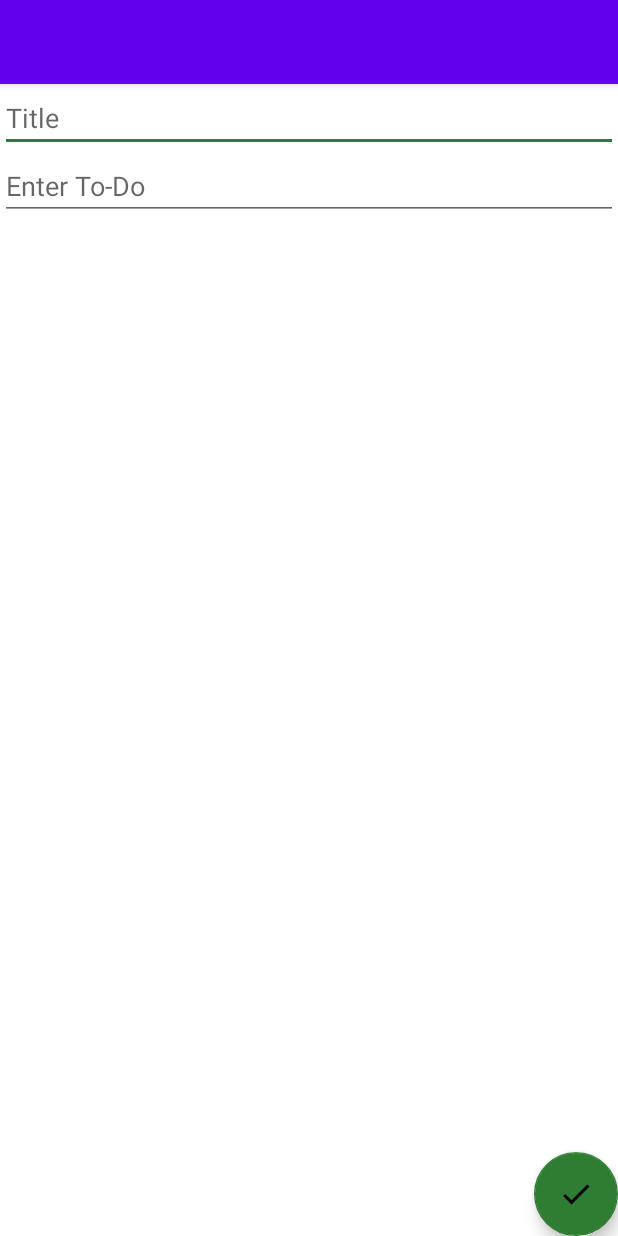
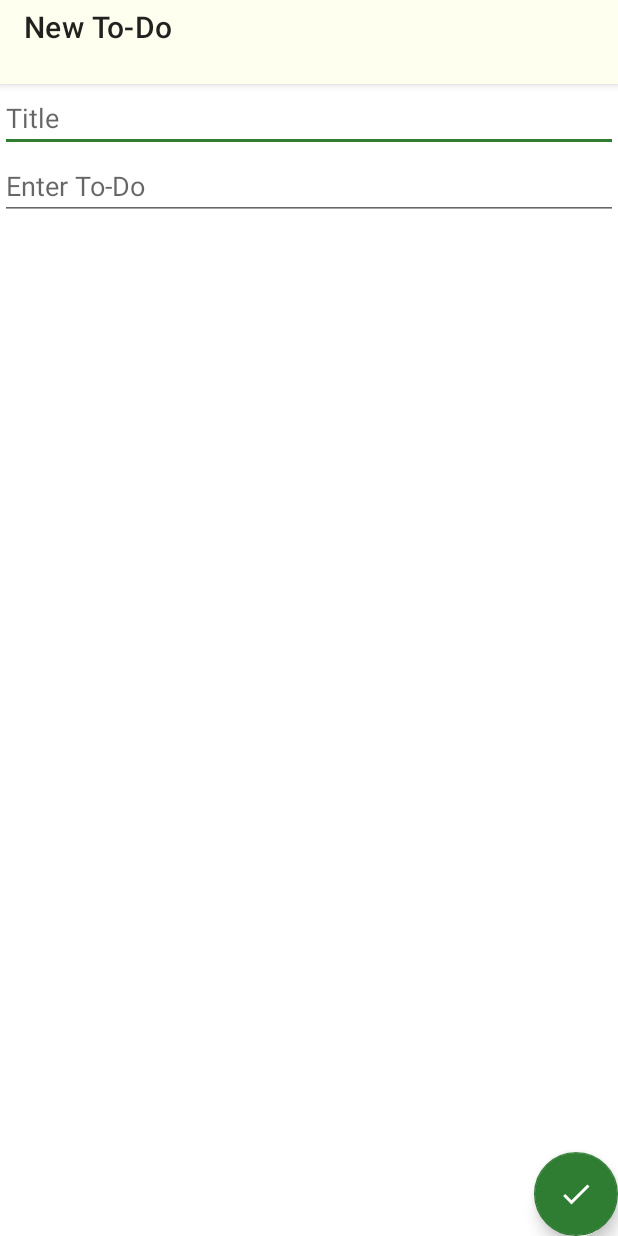
Before and after one commit to GDSC-PKNU-Official/To-Do-Android, an Android app: the layout activity_add_todo.xml on its own in the app's theme, with its tools: preview values and no code run, on a phone screen of 412 x 824 dp. Run offline under Robolectric (Android 15) with nearby library versions, the phone set to English and light mode, and no system bars.

Commit message:
Issue #19 res: add todo color 수정

```diff
--- a/app/src/main/res/layout/activity_add_todo.xml
+++ b/app/src/main/res/layout/activity_add_todo.xml
@@ -24,7 +24,7 @@
                 android:layout_height="wrap_content"
                 android:minHeight="?attr/actionBarSize"
                 android:theme="@style/Widget.AppCompat.Toolbar"
-                tools:text="New To-Do">
+                app:title="@string/new_to_do">
             </androidx.appcompat.widget.Toolbar>
 
         </com.google.android.material.appbar.AppBarLayout>
@@ -57,6 +57,7 @@
             android:layout_height="wrap_content"
             android:contentDescription="@string/complete_to_do"
             android:src="@drawable/ic_check"
+            app:tint="@color/white"
             app:layout_constraintBottom_toBottomOf="parent"
             app:layout_constraintEnd_toEndOf="parent">
         </com.google.android.material.floatingactionbutton.FloatingActionButton>
--- a/app/src/main/res/layout/activity_home.xml
+++ b/app/src/main/res/layout/activity_home.xml
@@ -42,6 +42,7 @@
             android:layout_height="wrap_content"
             android:contentDescription="@string/add_todo_button"
             android:src="@drawable/ic_add"
+            app:tint="@color/white"
             app:layout_constraintBottom_toBottomOf="parent"
             app:layout_constraintEnd_toEndOf="parent">
 
--- a/app/src/main/res/values/colors.xml
+++ b/app/src/main/res/values/colors.xml
@@ -8,4 +8,5 @@
     <color name="black">#FF000000</color>
     <color name="white">#FFFFFFFF</color>
     <color name="green">#2E7D32</color>
+    <color name="white_little">#FFFFF0</color>
 </resources>
--- a/app/src/main/res/values/strings.xml
+++ b/app/src/main/res/values/strings.xml
@@ -4,4 +4,5 @@
     <string name="complete_to_do">complete to do</string>
     <string name="title">Title</string>
     <string name="enter_to_do">Enter To-Do</string>
+    <string name="new_to_do">New To-Do</string>
 </resources>
--- a/app/src/main/res/values/themes.xml
+++ b/app/src/main/res/values/themes.xml
@@ -2,7 +2,7 @@
     <!-- Base application theme. -->
     <style name="Theme.ToDo" parent="Theme.MaterialComponents.DayNight.NoActionBar">
         <!-- Primary brand color. -->
-        <item name="colorPrimary">@color/purple_500</item>
+        <item name="colorPrimary">@color/white_little</item>
         <item name="colorPrimaryVariant">@color/purple_700</item>
         <item name="colorOnPrimary">@color/white</item>
         <!-- Secondary brand color. -->
```
